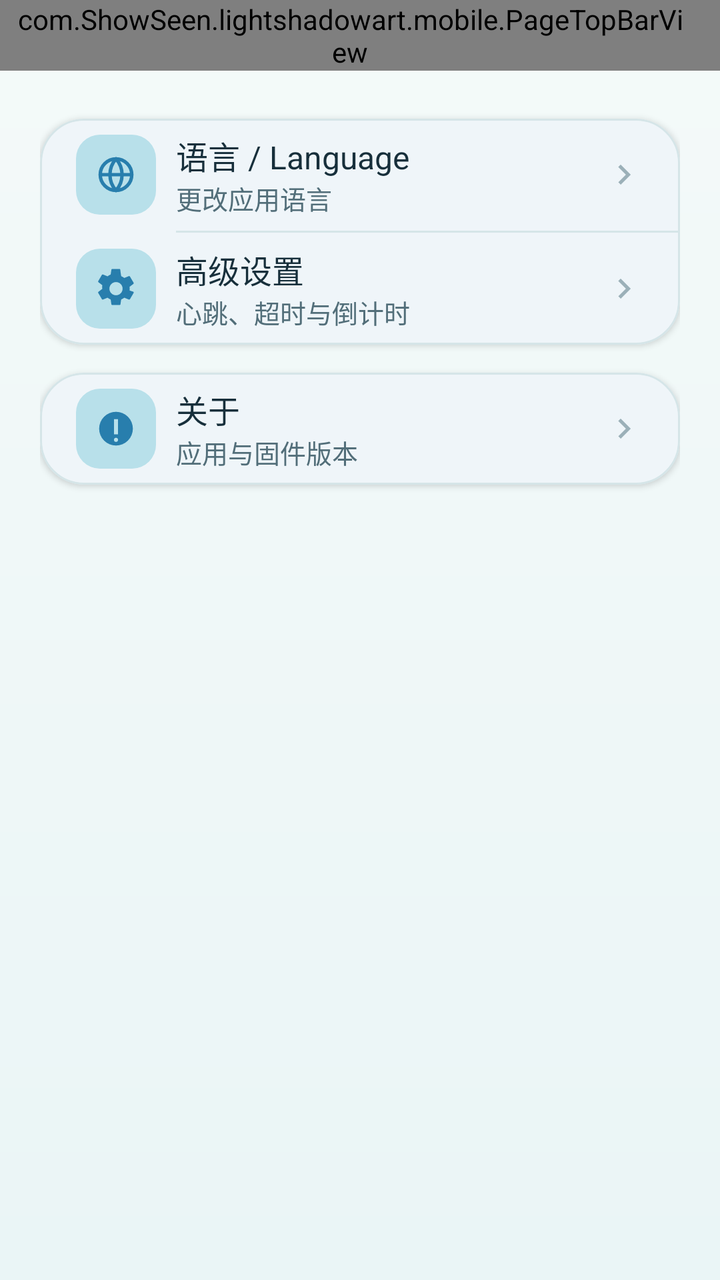
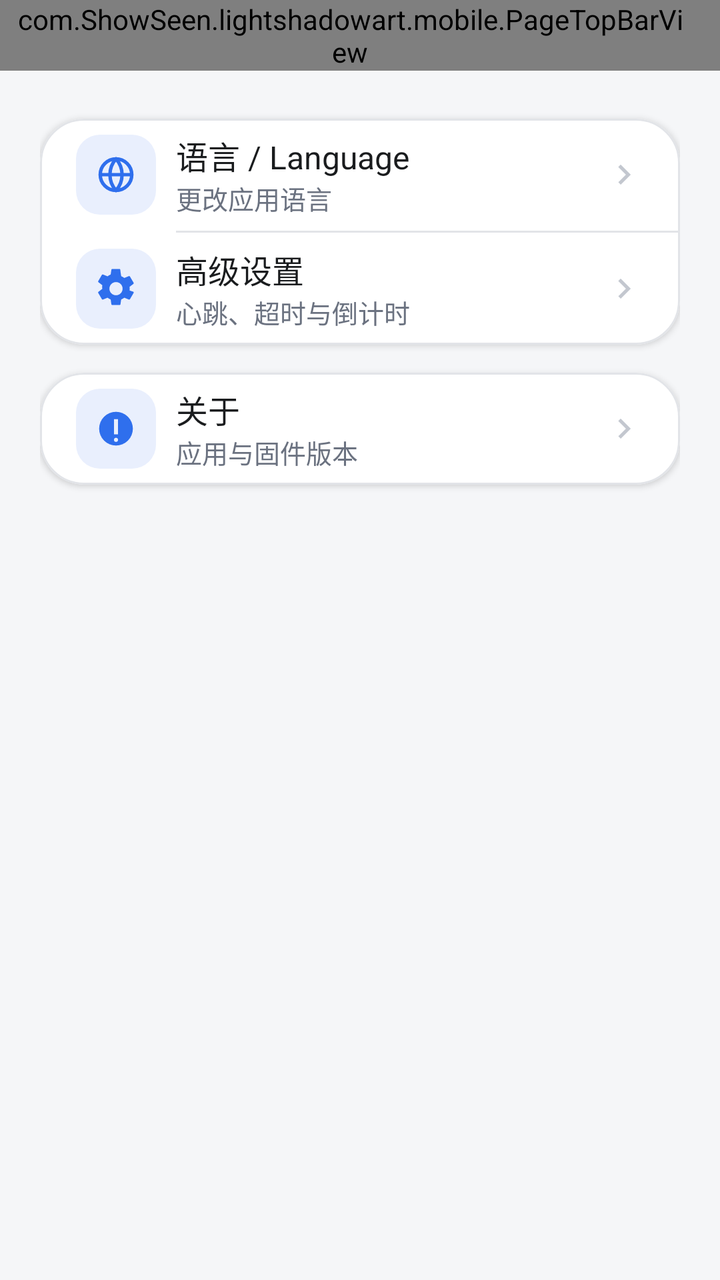

Screens rendered from an Android XML layout before and after an edit, with the pre-edit source and the edit as a unified diff.
<!-- AndroidManifest.xml: application theme Theme.LightShadowArtPhone -->
<!-- res/layout/view_settings.xml -->
<?xml version="1.0" encoding="utf-8"?>
<FrameLayout xmlns:android="http://schemas.android.com/apk/res/android"
    xmlns:app="http://schemas.android.com/apk/res-auto"
    android:layout_width="match_parent"
    android:layout_height="match_parent"
    android:background="@drawable/bg_app_gradient">

    
    <LinearLayout
        android:id="@+id/settings_menu"
        android:layout_width="match_parent"
        android:layout_height="match_parent"
        android:orientation="vertical">

        <com.ShowSeen.lightshadowart.mobile.PageTopBarView
            android:id="@+id/settings_top_bar"
            android:layout_width="match_parent"
            android:layout_height="wrap_content"
            android:paddingStart="8dp"
            android:paddingEnd="@dimen/card_padding" />

        <ScrollView
            android:layout_width="match_parent"
            android:layout_height="0dp"
            android:layout_weight="1"
            android:clipToPadding="false"
            android:fillViewport="true">

            <LinearLayout
                android:layout_width="match_parent"
                android:layout_height="wrap_content"
                android:orientation="vertical"
                android:paddingStart="@dimen/page_horizontal_padding"
                android:paddingTop="@dimen/item_gap"
                android:paddingEnd="@dimen/page_horizontal_padding"
                android:paddingBottom="@dimen/page_vertical_padding">

                
                <TextView
                    android:id="@+id/tv_settings_identity"
                    style="@style/Text.Hint"
                    android:layout_width="match_parent"
                    android:layout_height="wrap_content"
                    android:visibility="gone" />

                <com.google.android.material.card.MaterialCardView
                    style="@style/SurfaceCard"
                    android:layout_width="match_parent"
                    android:layout_height="wrap_content"
                    android:layout_marginTop="@dimen/section_gap">

                    <LinearLayout
                        android:layout_width="match_parent"
                        android:layout_height="wrap_content"
                        android:orientation="vertical">

                        <LinearLayout
                            android:id="@+id/btn_settings_language"
                            style="@style/Settings.Row.Clickable">

                            <ImageView
                                style="@style/Settings.Row.Icon"
                                android:contentDescription="@null"
                                android:src="@drawable/ic_language"
                                app:tint="@color/primary_blue" />

                            <LinearLayout
                                android:layout_width="0dp"
                                android:layout_height="wrap_content"
                                android:layout_marginStart="@dimen/item_gap"
                                android:layout_weight="1"
                                android:orientation="vertical">

                                <TextView
                                    style="@style/Text.RowTitle"
                                    android:layout_width="match_parent"
                                    android:layout_height="wrap_content"
                                    android:text="@string/settings_language" />

                                <TextView
                                    style="@style/Text.Hint"
                                    android:layout_width="match_parent"
                                    android:layout_height="wrap_content"
                                    android:text="@string/settings_language_summary" />
                            </LinearLayout>

                            <TextView
                                android:id="@+id/tv_settings_language_value"
                                style="@style/Text.RowValue"
                                android:layout_width="wrap_content"
                                android:layout_height="wrap_content" />

                            <ImageView
                                android:layout_width="20dp"
                                android:layout_height="20dp"
                                android:contentDescription="@null"
                                android:src="@drawable/ic_chevron_right" />
                        </LinearLayout>

                        <View style="@style/Settings.Divider" />

                        <LinearLayout
                            android:id="@+id/btn_settings_params"
                            style="@style/Settings.Row.Clickable">

                            <ImageView
                                style="@style/Settings.Row.Icon"
                                android:contentDescription="@null"
                                android:src="@drawable/ic_settings_gear"
                                app:tint="@color/primary_blue" />

                            <LinearLayout
                                android:layout_width="0dp"
                                android:layout_height="wrap_content"
                                android:layout_marginStart="@dimen/item_gap"
                                android:layout_weight="1"
                                android:orientation="vertical">

                                <TextView
                                    style="@style/Text.RowTitle"
                                    android:layout_width="match_parent"
                                    android:layout_height="wrap_content"
                                    android:text="@string/settings_advanced_title" />

                                <TextView
                                    style="@style/Text.Hint"
                                    android:layout_width="match_parent"
                                    android:layout_height="wrap_content"
                                    android:text="@string/settings_advanced_summary" />
                            </LinearLayout>

                            <ImageView
                                android:layout_width="20dp"
                                android:layout_height="20dp"
                                android:contentDescription="@null"
                                android:src="@drawable/ic_chevron_right" />
                        </LinearLayout>
                    </LinearLayout>
                </com.google.android.material.card.MaterialCardView>

                <com.google.android.material.card.MaterialCardView
                    style="@style/SurfaceCard"
                    android:layout_width="match_parent"
                    android:layout_height="wrap_content"
                    android:layout_marginTop="@dimen/section_gap">

                    <LinearLayout
                        android:id="@+id/btn_settings_about"
                        style="@style/Settings.Row.Clickable">

                        <ImageView
                            style="@style/Settings.Row.Icon"
                            android:contentDescription="@null"
                            android:src="@drawable/ic_info"
                            app:tint="@color/primary_blue" />

                        <LinearLayout
                            android:layout_width="0dp"
                            android:layout_height="wrap_content"
                            android:layout_marginStart="@dimen/item_gap"
                            android:layout_weight="1"
                            android:orientation="vertical">

                            <TextView
                                style="@style/Text.RowTitle"
                                android:layout_width="match_parent"
                                android:layout_height="wrap_content"
                                android:text="@string/settings_about" />

                            <TextView
                                style="@style/Text.Hint"
                                android:layout_width="match_parent"
                                android:layout_height="wrap_content"
                                android:text="@string/settings_about_summary" />
                        </LinearLayout>

                        <ImageView
                            android:layout_width="20dp"
                            android:layout_height="20dp"
                            android:contentDescription="@null"
                            android:src="@drawable/ic_chevron_right" />
                    </LinearLayout>
                </com.google.android.material.card.MaterialCardView>

                
                <com.google.android.material.card.MaterialCardView
                    style="@style/SurfaceCard"
                    android:layout_width="match_parent"
                    android:layout_height="wrap_content"
                    android:layout_marginTop="@dimen/section_gap">

                    <LinearLayout
                        android:id="@+id/btn_settings_logout"
                        style="@style/Settings.Row.Clickable"
                        android:visibility="gone">

                        <ImageView
                            style="@style/Settings.Row.Icon"
                            android:contentDescription="@null"
                            android:src="@drawable/ic_power"
                            app:tint="@color/status_destructive" />

                        <TextView
                            style="@style/Text.RowTitle"
                            android:layout_width="0dp"
                            android:layout_height="wrap_content"
                            android:layout_marginStart="@dimen/item_gap"
                            android:layout_weight="1"
                            android:text="@string/settings_disconnect_exit"
                            android:textColor="@color/status_destructive" />
                    </LinearLayout>
                </com.google.android.material.card.MaterialCardView>
            </LinearLayout>
        </ScrollView>
    </LinearLayout>

    
    <LinearLayout
        android:id="@+id/settings_params_page"
        android:layout_width="match_parent"
        android:layout_height="match_parent"
        android:background="@drawable/bg_app_gradient"
        android:orientation="vertical"
        android:visibility="gone">

        <com.ShowSeen.lightshadowart.mobile.PageTopBarView
            android:id="@+id/settings_params_top_bar"
            android:layout_width="match_parent"
            android:layout_height="wrap_content"
            android:paddingStart="8dp"
            android:paddingEnd="@dimen/card_padding" />

        <ScrollView
            android:layout_width="match_parent"
            android:layout_height="0dp"
            android:layout_weight="1"
            android:clipToPadding="false"
            android:fillViewport="true">

            <LinearLayout
                android:layout_width="match_parent"
                android:layout_height="wrap_content"
                android:orientation="vertical"
                android:paddingStart="@dimen/page_horizontal_padding"
                android:paddingTop="@dimen/item_gap"
                android:paddingEnd="@dimen/page_horizontal_padding"
                android:paddingBottom="@dimen/page_vertical_padding">

                <TextView
                    android:id="@+id/tv_settings_hint"
                    style="@style/Text.Hint"
                    android:layout_width="match_parent"
                    android:layout_height="wrap_content"
                    android:text="@string/settings_admin_hint" />

                
                <com.google.android.material.card.MaterialCardView
                    style="@style/SurfaceCard"
                    android:layout_width="match_parent"
                    android:layout_height="wrap_content"
                    android:layout_marginTop="@dimen/section_gap">

                    <LinearLayout
                        android:layout_width="match_parent"
                        android:layout_height="wrap_content"
                        android:orientation="vertical">

                        <LinearLayout
                            android:id="@+id/row_settings_heartbeat"
                            style="@style/Settings.Row">

                            <TextView
                                style="@style/Text.RowTitle"
                                android:layout_width="0dp"
                                android:layout_height="wrap_content"
                                android:layout_weight="1"
                                android:text="@string/settings_heartbeat" />

                            <EditText
                                android:id="@+id/et_heartbeat"
                                android:layout_width="120dp"
                                android:layout_height="wrap_content"
                                android:background="@null"
                                android:gravity="end"
                                android:inputType="number"
                                android:singleLine="true"
                                android:textColor="@color/text_primary"
                                android:textSize="@dimen/text_row_title" />
                        </LinearLayout>

                        <View
                            android:id="@+id/divider_settings_heartbeat"
                            style="@style/Settings.Divider" />

                        <LinearLayout
                            android:id="@+id/row_settings_session_timeout"
                            style="@style/Settings.Row">

                            <TextView
                                style="@style/Text.RowTitle"
                                android:layout_width="0dp"
                                android:layout_height="wrap_content"
                                android:layout_weight="1"
                                android:text="@string/settings_session_timeout" />

                            <EditText
                                android:id="@+id/et_session_timeout"
                                android:layout_width="120dp"
                                android:layout_height="wrap_content"
                                android:background="@null"
                                android:gravity="end"
                                android:inputType="number"
                                android:singleLine="true"
                                android:textColor="@color/text_primary"
                                android:textSize="@dimen/text_row_title" />
                        </LinearLayout>

                        <View
                            android:id="@+id/divider_settings_session_timeout"
                            style="@style/Settings.Divider" />

                        <LinearLayout
                            android:id="@+id/row_settings_no_op_countdown"
                            style="@style/Settings.Row">

                            <TextView
                                style="@style/Text.RowTitle"
                                android:layout_width="0dp"
                                android:layout_height="wrap_content"
                                android:layout_weight="1"
                                android:text="@string/settings_no_op_countdown" />

                            <EditText
                                android:id="@+id/et_no_op_countdown"
                                android:layout_width="120dp"
                                android:layout_height="wrap_content"
                                android:background="@null"
                                android:gravity="end"
                                android:inputType="number"
                                android:singleLine="true"
                                android:textColor="@color/text_primary"
                                android:textSize="@dimen/text_row_title" />
                        </LinearLayout>

                        <View
                            android:id="@+id/divider_settings_no_op_countdown"
                            style="@style/Settings.Divider" />

                        <LinearLayout
                            android:id="@+id/row_settings_auto_play"
                            style="@style/Settings.Row">

                            <TextView
                                style="@style/Text.RowTitle"
                                android:layout_width="0dp"
                                android:layout_height="wrap_content"
                                android:layout_weight="1"
                                android:text="@string/settings_auto_play" />

                            <EditText
                                android:id="@+id/et_auto_play"
                                android:layout_width="120dp"
                                android:layout_height="wrap_content"
                                android:background="@null"
                                android:gravity="end"
                                android:inputType="number"
                                android:singleLine="true"
                                android:textColor="@color/text_primary"
                                android:textSize="@dimen/text_row_title" />
                        </LinearLayout>

                        <View
                            android:id="@+id/divider_settings_auto_play"
                            style="@style/Settings.Divider" />
                    </LinearLayout>
                </com.google.android.material.card.MaterialCardView>

                <com.google.android.material.button.MaterialButton
                    android:id="@+id/btn_settings_save"
                    style="@style/PillButton"
                    android:layout_width="match_parent"
                    android:layout_height="wrap_content"
                    android:layout_marginTop="@dimen/section_gap"
                    android:text="@string/settings_save" />
            </LinearLayout>
        </ScrollView>
    </LinearLayout>
</FrameLayout>
<!-- resources referenced by this layout -->
<resources>
  <color name="primary_blue">#287EAD</color>
  <color name="status_destructive">#C85C5C</color>
  <color name="text_primary">#172F3B</color>
  <dimen name="card_padding">18dp</dimen>
  <dimen name="item_gap">10dp</dimen>
  <dimen name="page_horizontal_padding">20dp</dimen>
  <dimen name="page_vertical_padding">24dp</dimen>
  <dimen name="section_gap">14dp</dimen>
  <dimen name="text_row_title">16sp</dimen>
  <!-- drawable bg_app_gradient (drawable) -->
  <?xml version="1.0" encoding="utf-8"?>
  <shape xmlns:android="http://schemas.android.com/apk/res/android"
      android:shape="rectangle">
      <gradient
          android:angle="270"
          android:endColor="@color/app_bg"
          android:startColor="@color/app_bg_top"
          android:type="linear" />
  </shape>
  <string name="settings_about">关于</string>
  <string name="settings_about_summary">应用与固件版本</string>
  <string name="settings_advanced_title">高级设置</string>
  <string name="settings_auto_play">自动播放间隔（分钟）</string>
  <string name="settings_disconnect_exit">断开并退出</string>
  <string name="settings_heartbeat">心跳间隔（秒）</string>
  <string name="settings_language">语言 / Language</string>
  <string name="settings_language_summary">更改应用语言</string>
  <string name="settings_save">保存参数</string>
  <style name="Theme.LightShadowArtPhone" parent="Theme.Material3.Light.NoActionBar">
          <item name="colorPrimary">@color/primary_blue</item>
          <item name="colorOnPrimary">@color/on_primary</item>
          <item name="colorPrimaryContainer">@color/accent_sky</item>
          <item name="colorOnPrimaryContainer">@color/text_primary</item>
          <item name="colorSecondary">@color/accent_teal</item>
          <item name="colorOnSecondary">@color/on_primary</item>
          <item name="colorSurface">@color/card_bg</item>
          <item name="colorOnSurface">@color/text_primary</item>
          <item name="colorSurfaceVariant">@color/card_tint</item>
          <item name="colorOnSurfaceVariant">@color/text_secondary</item>
          <item name="colorOutline">@color/divider_stroke</item>
          <item name="colorError">@color/status_destructive</item>
          <item name="colorOnError">@color/on_primary</item>
          <item name="colorControlActivated">@color/primary_blue</item>
          <item name="android:colorBackground">@color/app_bg</item>
          <item name="android:textColorPrimary">@color/text_primary</item>
          <item name="android:textColorSecondary">@color/text_secondary</item>
          <item name="android:statusBarColor">@color/app_bg</item>
          <item name="android:windowLightStatusBar">true</item>
          <item name="android:navigationBarColor">@color/app_bg</item>
          <item name="android:windowLightNavigationBar" tools:targetApi="o_mr1">true</item>
      </style>
  <color name="app_bg">#EAF5F6</color>
  <color name="app_bg_top">#F4FAF9</color>
  <color name="icon_muted">@color/text_disabled</color>
  <dimen name="touch_min_height">48dp</dimen>
  <dimen name="text_button">15sp</dimen>
  <dimen name="corner_pill">28dp</dimen>
  <dimen name="divider_width">1dp</dimen>
  <color name="divider_stroke">#D5E5E8</color>
  <dimen name="icon_badge_box">40dp</dimen>
  <!-- drawable bg_icon_plate (drawable) -->
  <?xml version="1.0" encoding="utf-8"?>
  <shape xmlns:android="http://schemas.android.com/apk/res/android"
      android:shape="rectangle">
      <solid android:color="@color/accent_sky" />
      <corners android:radius="@dimen/corner_small" />
  </shape>
  <color name="card_bg">#FFFFFF</color>
  <dimen name="corner_large">22dp</dimen>
  <dimen name="card_elevation">2dp</dimen>
  <color name="text_secondary">#526E79</color>
  <dimen name="text_hint">13sp</dimen>
  <dimen name="text_body">14sp</dimen>
  <color name="on_primary">#FFFFFF</color>
  <color name="accent_sky">#B8E0EA</color>
  <color name="accent_teal">#64B8BD</color>
  <color name="card_tint">#F7FBFA</color>
  <color name="text_disabled">#9BB0B8</color>
  <dimen name="corner_small">12dp</dimen>
  <!-- unchanged entries left out for length: 18 -->
</resources>

<!-- the commit's change to res/layout/view_settings.xml (unified diff, before → after) -->
@@ -3,7 +3,7 @@
     xmlns:app="http://schemas.android.com/apk/res-auto"
     android:layout_width="match_parent"
     android:layout_height="match_parent"
-    android:background="@drawable/bg_app_gradient">
+    android:background="@color/app_bg">
 
     
     <LinearLayout
@@ -219,7 +219,7 @@
         android:id="@+id/settings_params_page"
         android:layout_width="match_parent"
         android:layout_height="match_parent"
-        android:background="@drawable/bg_app_gradient"
+        android:background="@color/app_bg"
         android:orientation="vertical"
         android:visibility="gone">
 
<!-- resource entries referenced after the edit -->
@@ -1,24 +1,14 @@
 <!-- resources referenced by this layout -->
 <resources>
-  <color name="primary_blue">#287EAD</color>
-  <color name="status_destructive">#C85C5C</color>
-  <color name="text_primary">#172F3B</color>
+  <color name="primary_blue">#2F6FED</color>
+  <color name="status_destructive">#C0392B</color>
+  <color name="text_primary">#1A1C1E</color>
   <dimen name="card_padding">18dp</dimen>
   <dimen name="item_gap">10dp</dimen>
   <dimen name="page_horizontal_padding">20dp</dimen>
   <dimen name="page_vertical_padding">24dp</dimen>
   <dimen name="section_gap">14dp</dimen>
   <dimen name="text_row_title">16sp</dimen>
-  <!-- drawable bg_app_gradient (drawable) -->
-  <?xml version="1.0" encoding="utf-8"?>
-  <shape xmlns:android="http://schemas.android.com/apk/res/android"
-      android:shape="rectangle">
-      <gradient
-          android:angle="270"
-          android:endColor="@color/app_bg"
-          android:startColor="@color/app_bg_top"
-          android:type="linear" />
-  </shape>
   <string name="settings_about">关于</string>
   <string name="settings_about_summary">应用与固件版本</string>
   <string name="settings_advanced_title">高级设置</string>
@@ -31,9 +21,9 @@
   <style name="Theme.LightShadowArtPhone" parent="Theme.Material3.Light.NoActionBar">
           <item name="colorPrimary">@color/primary_blue</item>
           <item name="colorOnPrimary">@color/on_primary</item>
-          <item name="colorPrimaryContainer">@color/accent_sky</item>
+          <item name="colorPrimaryContainer">@color/primary_soft</item>
           <item name="colorOnPrimaryContainer">@color/text_primary</item>
-          <item name="colorSecondary">@color/accent_teal</item>
+          <item name="colorSecondary">@color/primary_blue</item>
           <item name="colorOnSecondary">@color/on_primary</item>
           <item name="colorSurface">@color/card_bg</item>
           <item name="colorOnSurface">@color/text_primary</item>
@@ -50,34 +40,34 @@
           <item name="android:windowLightStatusBar">true</item>
           <item name="android:navigationBarColor">@color/app_bg</item>
           <item name="android:windowLightNavigationBar" tools:targetApi="o_mr1">true</item>
+          
+          <item name="elevationOverlayEnabled">false</item>
       </style>
-  <color name="app_bg">#EAF5F6</color>
-  <color name="app_bg_top">#F4FAF9</color>
+  <color name="app_bg">#F5F6F8</color>
   <color name="icon_muted">@color/text_disabled</color>
   <dimen name="touch_min_height">48dp</dimen>
   <dimen name="text_button">15sp</dimen>
   <dimen name="corner_pill">28dp</dimen>
   <dimen name="divider_width">1dp</dimen>
-  <color name="divider_stroke">#D5E5E8</color>
+  <color name="divider_stroke">#E2E4E8</color>
   <dimen name="icon_badge_box">40dp</dimen>
   <!-- drawable bg_icon_plate (drawable) -->
   <?xml version="1.0" encoding="utf-8"?>
   <shape xmlns:android="http://schemas.android.com/apk/res/android"
       android:shape="rectangle">
-      <solid android:color="@color/accent_sky" />
+      <solid android:color="@color/primary_soft" />
       <corners android:radius="@dimen/corner_small" />
   </shape>
   <color name="card_bg">#FFFFFF</color>
   <dimen name="corner_large">22dp</dimen>
   <dimen name="card_elevation">2dp</dimen>
-  <color name="text_secondary">#526E79</color>
+  <color name="text_secondary">#6B7280</color>
   <dimen name="text_hint">13sp</dimen>
-  <dimen name="text_body">14sp</dimen>
+  <dimen name="text_body">15sp</dimen>
   <color name="on_primary">#FFFFFF</color>
-  <color name="accent_sky">#B8E0EA</color>
-  <color name="accent_teal">#64B8BD</color>
-  <color name="card_tint">#F7FBFA</color>
-  <color name="text_disabled">#9BB0B8</color>
+  <color name="primary_soft">#E9EFFD</color>
+  <color name="card_tint">#F5F6F8</color>
+  <color name="text_disabled">#C3C7CF</color>
   <dimen name="corner_small">12dp</dimen>
   <!-- unchanged entries left out for length: 18 -->
 </resources>
